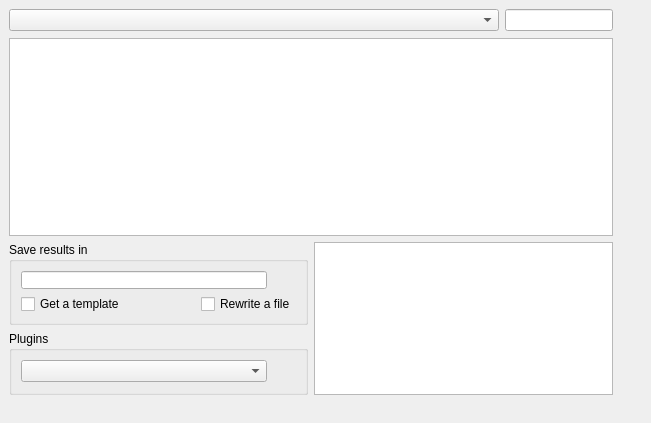
The window that application/src/mainwindow.ui (dddasd/filmonaizer) describes before a commit, drawn with Qt 5.
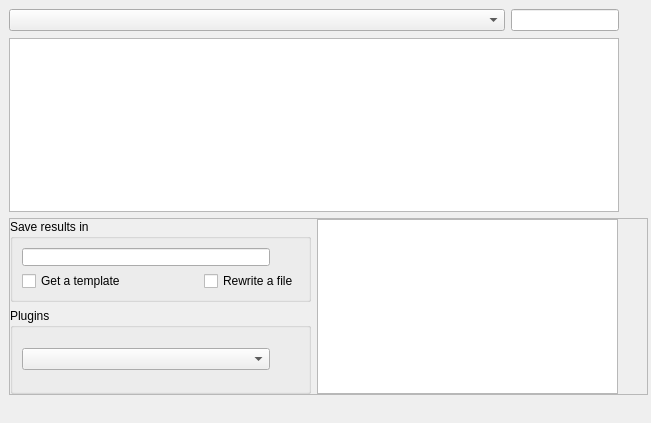
The same window after the commit. Icons and pictures are not drawn. Custom widgets are drawn as their Qt base class.

Patch:
```diff
--- a/application/src/mainwindow.ui
+++ b/application/src/mainwindow.ui
@@ -30,7 +30,10 @@
     <normaloff>:/icons/films_64.png</normaloff>:/icons/films_64.png</iconset>
   </property>
   <widget class="QWidget" name="widget_filmonaizer">
-   <layout class="QVBoxLayout" name="verticalLayout_5" stretch="1,10,2">
+   <layout class="QVBoxLayout" name="verticalLayout_5">
+    <property name="rightMargin">
+     <number>3</number>
+    </property>
     <item>
      <layout class="QHBoxLayout" name="horizontalLayout_5" stretch="100,0,0">
       <item>
@@ -234,9 +237,28 @@
      </layout>
     </item>
     <item>
+     <widget class="QFrame" name="frame_expanded">
+      <property name="frameShape">
+       <enum>QFrame::StyledPanel</enum>
+      </property>
+      <property name="frameShadow">
+       <enum>QFrame::Raised</enum>
+      </property>
      <layout class="QHBoxLayout" name="horizontalLayout_6">
+       <property name="leftMargin">
+        <number>0</number>
+       </property>
+       <property name="topMargin">
+        <number>0</number>
+       </property>
+       <property name="rightMargin">
+        <number>0</number>
+       </property>
+       <property name="bottomMargin">
+        <number>0</number>
+       </property>
       <item>
-       <layout class="QVBoxLayout" name="verticalLayout_4">
+        <layout class="QVBoxLayout" name="verticalLayout_4" stretch="5,1">
         <item>
          <widget class="QGroupBox" name="groupBox_save">
           <property name="minimumSize">
@@ -502,6 +524,7 @@
        </layout>
       </item>
      </layout>
+     </widget>
     </item>
    </layout>
   </widget>
```
Left out of the diff: 4 changed lines with no effect on the pictures. Lines whose indentation alone changed are shown as unchanged.
